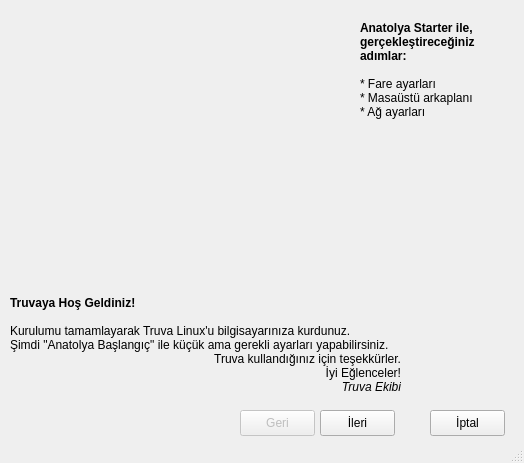
First picture: the form in projeler/anatolya-starter/src/screens/ui/mainWindow.ui, repository atlantistruva/truvalinux, before the edit.
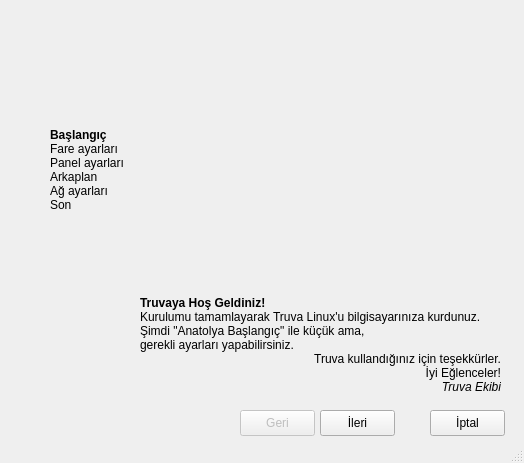
Second picture: the form after the edit. Icons and pictures are not drawn.

Patch:
```diff
--- a/projeler/anatolya-starter/src/screens/ui/mainWindow.ui
+++ b/projeler/anatolya-starter/src/screens/ui/mainWindow.ui
@@ -36,6 +36,9 @@
   <property name="windowTitle" >
    <string>Anatolya Başlangıç</string>
   </property>
+  <property name="styleSheet" >
+   <string notr="true" >QMainWindow {background-image: url(:/beyimage/beyimage.png);}</string>
+  </property>
   <widget class="QWidget" name="centralwidget" >
    <property name="geometry" >
     <rect>
@@ -48,10 +51,10 @@
    <widget class="QLabel" name="logoLabel" >
     <property name="geometry" >
      <rect>
-      <x>10</x>
-      <y>10</y>
-      <width>341</width>
-      <height>281</height>
+      <x>170</x>
+      <y>70</y>
+      <width>301</width>
+      <height>211</height>
      </rect>
     </property>
     <property name="text" >
@@ -64,9 +67,9 @@
    <widget class="QLabel" name="welcomeLabel" >
     <property name="geometry" >
      <rect>
-      <x>10</x>
+      <x>140</x>
       <y>290</y>
-      <width>391</width>
+      <width>361</width>
       <height>111</height>
      </rect>
     </property>
@@ -76,37 +79,14 @@
 p, li { white-space: pre-wrap; }
 &lt;/style>&lt;/head>&lt;body style=" font-family:'Sans Serif'; font-size:9pt; font-weight:400; font-style:normal;">
 &lt;p style=" margin-top:0px; margin-bottom:0px; margin-left:0px; margin-right:0px; -qt-block-indent:0; text-indent:0px;">&lt;span style=" font-weight:600;">Truvaya Hoş Geldiniz!&lt;/span>&lt;/p>
-&lt;p style="-qt-paragraph-type:empty; margin-top:0px; margin-bottom:0px; margin-left:0px; margin-right:0px; -qt-block-indent:0; text-indent:0px;">&lt;/p>
 &lt;p style=" margin-top:0px; margin-bottom:0px; margin-left:0px; margin-right:0px; -qt-block-indent:0; text-indent:0px;">Kurulumu tamamlayarak Truva Linux'u bilgisayarınıza kurdunuz.&lt;/p>
-&lt;p style=" margin-top:0px; margin-bottom:0px; margin-left:0px; margin-right:0px; -qt-block-indent:0; text-indent:0px;">Şimdi "Anatolya Başlangıç" ile küçük ama gerekli ayarları yapabilirsiniz.&lt;/p>
+&lt;p style=" margin-top:0px; margin-bottom:0px; margin-left:0px; margin-right:0px; -qt-block-indent:0; text-indent:0px;">Şimdi "Anatolya Başlangıç" ile küçük ama,&lt;/p>
+&lt;p style=" margin-top:0px; margin-bottom:0px; margin-left:0px; margin-right:0px; -qt-block-indent:0; text-indent:0px;">gerekli ayarları yapabilirsiniz.&lt;/p>
 &lt;p align="right" style=" margin-top:0px; margin-bottom:0px; margin-left:0px; margin-right:0px; -qt-block-indent:0; text-indent:0px;">Truva kullandığınız için teşekkürler.&lt;/p>
 &lt;p align="right" style=" margin-top:0px; margin-bottom:0px; margin-left:0px; margin-right:0px; -qt-block-indent:0; text-indent:0px;">İyi Eğlenceler!&lt;/p>
 &lt;p align="right" style=" margin-top:0px; margin-bottom:0px; margin-left:0px; margin-right:0px; -qt-block-indent:0; text-indent:0px; font-style:italic;">Truva Ekibi&lt;/p>&lt;/body>&lt;/html></string>
     </property>
    </widget>
-   <widget class="QLabel" name="basementsLabel" >
-    <property name="geometry" >
-     <rect>
-      <x>360</x>
-      <y>10</y>
-      <width>151</width>
-      <height>121</height>
-     </rect>
-    </property>
-    <property name="text" >
-     <string>&lt;!DOCTYPE HTML PUBLIC "-//W3C//DTD HTML 4.0//EN" "http://www.w3.org/TR/REC-html40/strict.dtd">
-&lt;html>&lt;head>&lt;meta name="qrichtext" content="1" />&lt;style type="text/css">
-p, li { white-space: pre-wrap; }
-&lt;/style>&lt;/head>&lt;body style=" font-family:'Sans Serif'; font-size:9pt; font-weight:400; font-style:normal;">
-&lt;p style=" margin-top:0px; margin-bottom:0px; margin-left:0px; margin-right:0px; -qt-block-indent:0; text-indent:0px;">&lt;span style=" font-weight:600;">Anatolya Starter ile,&lt;/span>&lt;/p>
-&lt;p style=" margin-top:0px; margin-bottom:0px; margin-left:0px; margin-right:0px; -qt-block-indent:0; text-indent:0px; font-weight:600;">gerçekleştireceğiniz&lt;/p>
-&lt;p style=" margin-top:0px; margin-bottom:0px; margin-left:0px; margin-right:0px; -qt-block-indent:0; text-indent:0px; font-weight:600;">adımlar:&lt;/p>
-&lt;p style="-qt-paragraph-type:empty; margin-top:0px; margin-bottom:0px; margin-left:0px; margin-right:0px; -qt-block-indent:0; text-indent:0px;">&lt;/p>
-&lt;p style=" margin-top:0px; margin-bottom:0px; margin-left:0px; margin-right:0px; -qt-block-indent:0; text-indent:0px;">* Fare ayarları&lt;/p>
-&lt;p style=" margin-top:0px; margin-bottom:0px; margin-left:0px; margin-right:0px; -qt-block-indent:0; text-indent:0px;">* Masaüstü arkaplanı&lt;/p>
-&lt;p style=" margin-top:0px; margin-bottom:0px; margin-left:0px; margin-right:0px; -qt-block-indent:0; text-indent:0px;">* Ağ ayarları&lt;/p>&lt;/body>&lt;/html></string>
-    </property>
-   </widget>
    <widget class="QPushButton" name="cancelButton" >
     <property name="geometry" >
      <rect>
@@ -161,6 +141,28 @@
       <normaloff>:/go-previous/go-previous.png</normaloff>:/go-previous/go-previous.png</iconset>
     </property>
    </widget>
+   <widget class="QLabel" name="basementsLabel" >
+    <property name="geometry" >
+     <rect>
+      <x>50</x>
+      <y>110</y>
+      <width>81</width>
+      <height>121</height>
+     </rect>
+    </property>
+    <property name="text" >
+     <string>&lt;!DOCTYPE HTML PUBLIC "-//W3C//DTD HTML 4.0//EN" "http://www.w3.org/TR/REC-html40/strict.dtd">
+&lt;html>&lt;head>&lt;meta name="qrichtext" content="1" />&lt;style type="text/css">
+p, li { white-space: pre-wrap; }
+&lt;/style>&lt;/head>&lt;body style=" font-family:'Sans Serif'; font-size:9pt; font-weight:400; font-style:normal;">
+&lt;p style=" margin-top:0px; margin-bottom:0px; margin-left:0px; margin-right:0px; -qt-block-indent:0; text-indent:0px;">&lt;span style=" font-weight:600;">Başlangıç&lt;/span>&lt;/p>
+&lt;p style=" margin-top:0px; margin-bottom:0px; margin-left:0px; margin-right:0px; -qt-block-indent:0; text-indent:0px;">Fare ayarları&lt;/p>
+&lt;p style=" margin-top:0px; margin-bottom:0px; margin-left:0px; margin-right:0px; -qt-block-indent:0; text-indent:0px;">Panel ayarları&lt;/p>
+&lt;p style=" margin-top:0px; margin-bottom:0px; margin-left:0px; margin-right:0px; -qt-block-indent:0; text-indent:0px;">Arkaplan&lt;/p>
+&lt;p style=" margin-top:0px; margin-bottom:0px; margin-left:0px; margin-right:0px; -qt-block-indent:0; text-indent:0px;">Ağ ayarları&lt;/p>
+&lt;p style=" margin-top:0px; margin-bottom:0px; margin-left:0px; margin-right:0px; -qt-block-indent:0; text-indent:0px; font-weight:600;">&lt;span style=" font-weight:400;">Son&lt;/span>&lt;/p>&lt;/body>&lt;/html></string>
+    </property>
+   </widget>
   </widget>
   <widget class="QStatusBar" name="statusbar" >
    <property name="geometry" >
```
